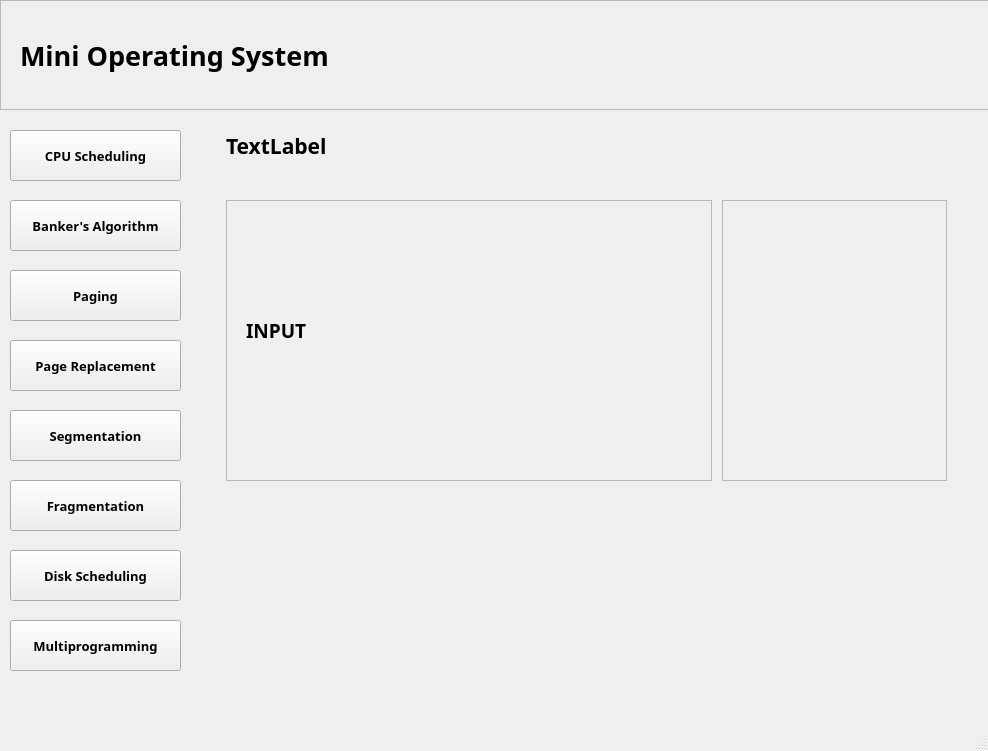
strawbwiees/Mini-OS, file main_window.ui: the form before one commit.
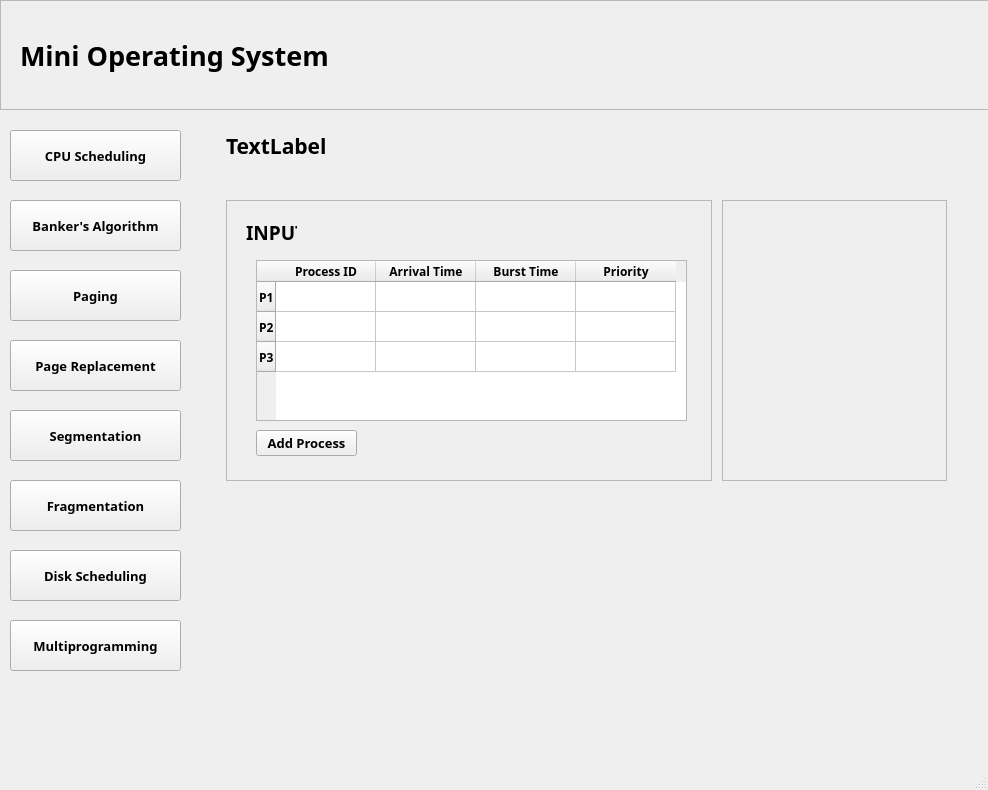
The form after the commit.

Diff of the .ui file:
```diff
--- a/main_window.ui
+++ b/main_window.ui
@@ -7,7 +7,7 @@
     <x>0</x>
     <y>0</y>
     <width>988</width>
-    <height>751</height>
+    <height>790</height>
    </rect>
   </property>
   <property name="windowTitle">
@@ -101,7 +101,7 @@
       <x>0</x>
       <y>110</y>
       <width>981</width>
-      <height>591</height>
+      <height>641</height>
      </rect>
     </property>
     <property name="font">
@@ -434,28 +434,112 @@
            <widget class="QWidget" name="widget_2" native="true">
             <property name="geometry">
              <rect>
-              <x>20</x>
-              <y>20</y>
-              <width>441</width>
-              <height>221</height>
+              <x>10</x>
+              <y>10</y>
+              <width>461</width>
+              <height>261</height>
              </rect>
             </property>
-            <layout class="QHBoxLayout" name="horizontalLayout_4">
-             <item>
-              <widget class="QLabel" name="inputTitleLabel">
-               <property name="font">
-                <font>
-                 <family>Century Gothic</family>
-                 <pointsize>14</pointsize>
-                 <bold>true</bold>
-                </font>
-               </property>
-               <property name="text">
-                <string>INPUT</string>
-               </property>
-              </widget>
-             </item>
-            </layout>
+            <widget class="QLabel" name="inputTitleLabel">
+             <property name="geometry">
+              <rect>
+               <x>10</x>
+               <y>10</y>
+               <width>51</width>
+               <height>24</height>
+              </rect>
+             </property>
+             <property name="font">
+              <font>
+               <family>Century Gothic</family>
+               <pointsize>14</pointsize>
+               <bold>true</bold>
+              </font>
+             </property>
+             <property name="text">
+              <string>INPUT</string>
+             </property>
+            </widget>
+            <widget class="QTableWidget" name="tableWidget">
+             <property name="geometry">
+              <rect>
+               <x>20</x>
+               <y>50</y>
+               <width>431</width>
+               <height>161</height>
+              </rect>
+             </property>
+             <property name="contextMenuPolicy">
+              <enum>Qt::ContextMenuPolicy::CustomContextMenu</enum>
+             </property>
+             <property name="rowCount">
+              <number>3</number>
+             </property>
+             <property name="columnCount">
+              <number>4</number>
+             </property>
+             <row>
+              <property name="text">
+               <string>P1</string>
+              </property>
+             </row>
+             <row>
+              <property name="text">
+               <string>P2</string>
+              </property>
+             </row>
+             <row>
+              <property name="text">
+               <string>P3</string>
+              </property>
+             </row>
+             <column>
+              <property name="text">
+               <string>Process ID</string>
+              </property>
+             </column>
+             <column>
+              <property name="text">
+               <string>Arrival Time</string>
+              </property>
+             </column>
+             <column>
+              <property name="text">
+               <string>Burst Time</string>
+              </property>
+             </column>
+             <column>
+              <property name="text">
+               <string>Priority</string>
+              </property>
+             </column>
+            </widget>
+            <widget class="QPushButton" name="btnAddProcess">
+             <property name="geometry">
+              <rect>
+               <x>20</x>
+               <y>220</y>
+               <width>101</width>
+               <height>26</height>
+              </rect>
+             </property>
+             <property name="sizePolicy">
+              <sizepolicy hsizetype="Preferred" vsizetype="Fixed">
+               <horstretch>0</horstretch>
+               <verstretch>0</verstretch>
+              </sizepolicy>
+             </property>
+             <property name="font">
+              <font>
+               <family>Century Gothic</family>
+               <pointsize>10</pointsize>
+               <bold>true</bold>
+              </font>
+             </property>
+             <property name="text">
+              <string>Add Process</string>
+             </property>
+            </widget>
            </widget>
           </widget>
          </item>
@@ -492,12 +576,24 @@
        <widget class="QWidget" name="resultsWidget" native="true">
         <property name="geometry">
          <rect>
-          <x>20</x>
-          <y>410</y>
-          <width>731</width>
-          <height>141</height>
+          <x>10</x>
+          <y>400</y>
+          <width>741</width>
+          <height>201</height>
          </rect>
         </property>
+        <property name="sizePolicy">
+         <sizepolicy hsizetype="Preferred" vsizetype="Preferred">
+          <horstretch>0</horstretch>
+          <verstretch>0</verstretch>
+         </sizepolicy>
+        </property>
+        <property name="minimumSize">
+         <size>
+          <width>0</width>
+          <height>36</height>
+         </size>
+        </property>
         <property name="autoFillBackground">
          <bool>true</bool>
         </property>
```
